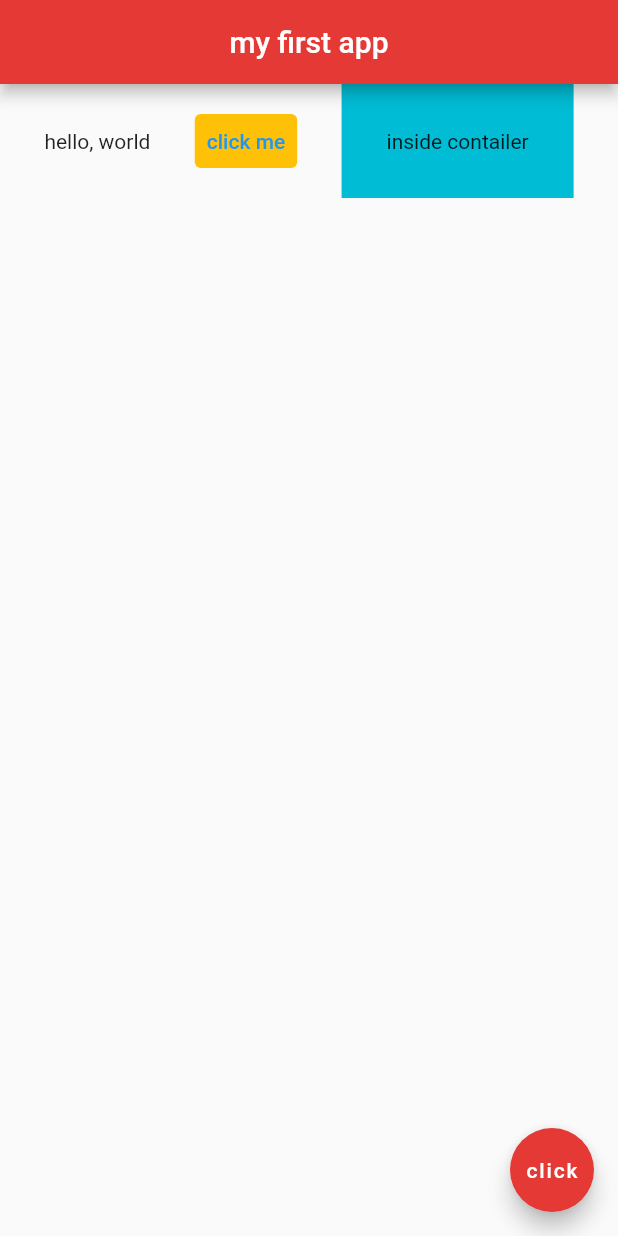
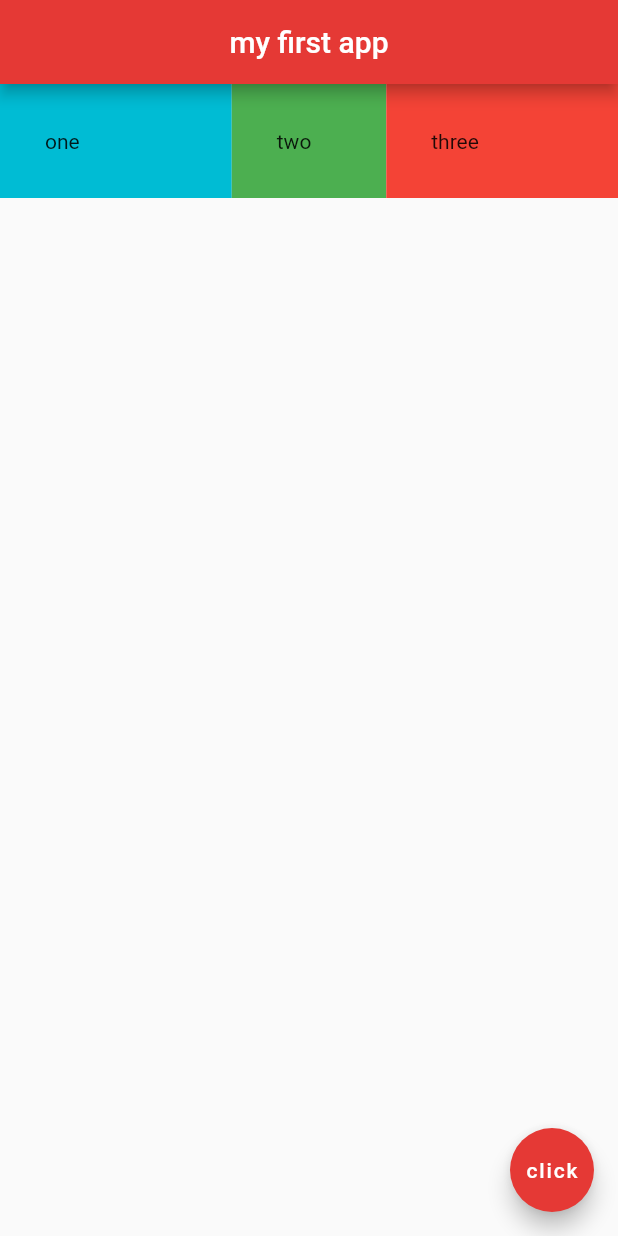
Before and after one commit to chuac/flutter_tutorial_app, a Flutter app: the screen it shows after launch, on a phone screen of 412 x 824 dp. Run offline on Flutter 3.47's test engine with Material 2 defaults, Android fonts, the phone set to English and light mode, and no system bars.

Commit message:
Expanded widget

```diff
--- a/lib/main.dart
+++ b/lib/main.dart
@@ -14,21 +14,32 @@ class Home extends StatelessWidget {
         backgroundColor: Colors.red[600],
       ),
       body: Row(
-        mainAxisAlignment: MainAxisAlignment.spaceEvenly,
-        crossAxisAlignment: CrossAxisAlignment.center,
+        // mainAxisAlignment: MainAxisAlignment.spaceEvenly,
+        // crossAxisAlignment: CrossAxisAlignment.center,
         children: <Widget>[
-          Text('hello, world'),
-          TextButton(
-            onPressed: () {},
-            style: ButtonStyle(
-                backgroundColor:
-                    MaterialStateProperty.all<Color>(Colors.amber)),
-            child: Text('click me'),
+          Expanded(
+            flex: 3,
+            child: Container(
+              color: Colors.cyan,
+              padding: EdgeInsets.all(30),
+              child: Text('one'),
+            ),
           ),
-          Container(
-            color: Colors.cyan,
-            padding: EdgeInsets.all(30),
-            child: Text('inside contailer'),
+          Expanded(
+            flex: 2,
+            child: Container(
+              color: Colors.green,
+              padding: EdgeInsets.all(30),
+              child: Text('two'),
+            ),
+          ),
+          Expanded(
+            flex: 3,
+            child: Container(
+              color: Colors.red,
+              padding: EdgeInsets.all(30),
+              child: Text('three'),
+            ),
           )
         ],
       ),
```
